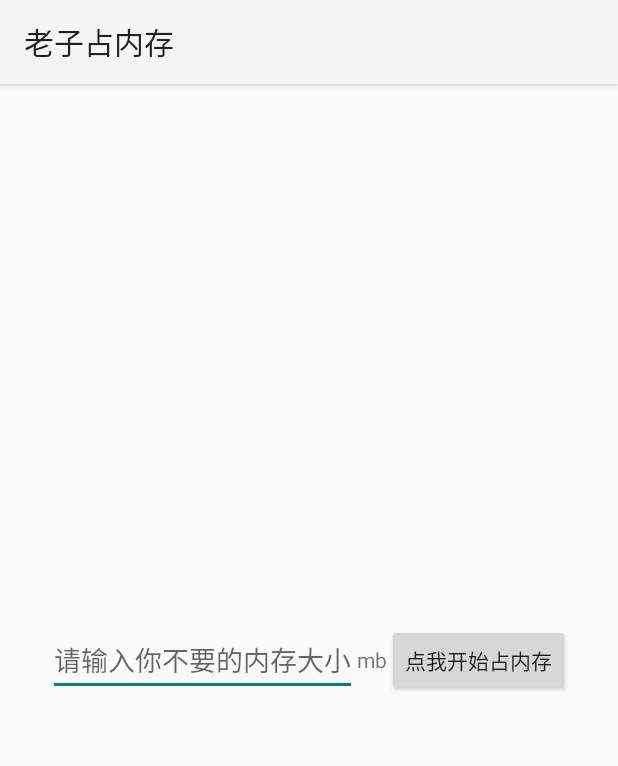
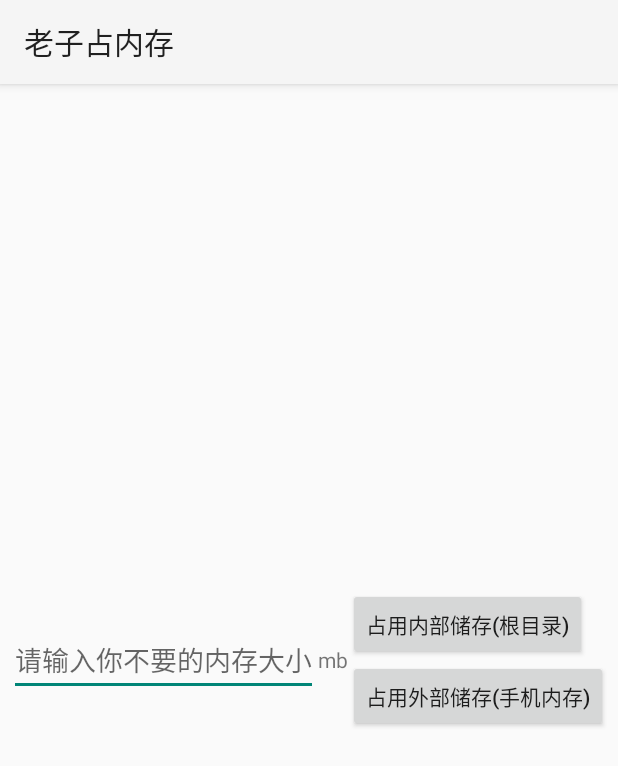
Before and after one commit to guh0613/memorykiller, an Android app: the screen it shows after launch (MainActivity), on a phone screen of 412 x 824 dp. Shown: the top 766 px of the screen. Run offline under Robolectric (Android 15) with nearby library versions, the phone set to English and light mode, and no system bars.

Commit message:
占内存

```diff
--- a/app/src/main/AndroidManifest.xml
+++ b/app/src/main/AndroidManifest.xml
@@ -1,7 +1,8 @@
 <?xml version="1.0" encoding="utf-8"?>
 <manifest xmlns:android="http://schemas.android.com/apk/res/android"
     package="com.huaji.memorykiller" >
-
+	<uses-permission android:name="android.permission.WRITE_EXTERNAL_STORAGE"/>
+	<uses-permission android:name="android.permission.READ_EXTERNAL_STORAGE"/>
     <application
         android:allowBackup="true"
         android:icon="@drawable/ic_launcher"
--- a/app/src/main/res/layout/main.xml
+++ b/app/src/main/res/layout/main.xml
@@ -17,11 +17,25 @@
 		android:layout_width="wrap_content"
 		android:layout_height="wrap_content"/>
 
-	<Button
-		android:text="点我开始占内存"
+	<LinearLayout
+		android:orientation="vertical"
 		android:layout_width="wrap_content"
+		android:layout_height="wrap_content">
 
-		android:layout_height="wrap_content"
-		android:id="@+id/B1"/>
+		<Button
+			android:text="占用内部储存(根目录)"
+			android:layout_width="wrap_content"
+			android:layout_height="wrap_content"
+			android:id="@+id/B1"
+			android:onClick="b1"/>
+
+		<Button
+			android:layout_width="wrap_content"
+			android:layout_height="wrap_content"
+			android:text="占用外部储存(手机内存)"
+			android:id="@+id/B2"
+			android:onClick="b2"/>
+
+	</LinearLayout>
 
 </LinearLayout>
```
Also changed, not shown: app/src/main/java/com/huaji/memorykiller/MainActivity.java (+136 -0 lines).
